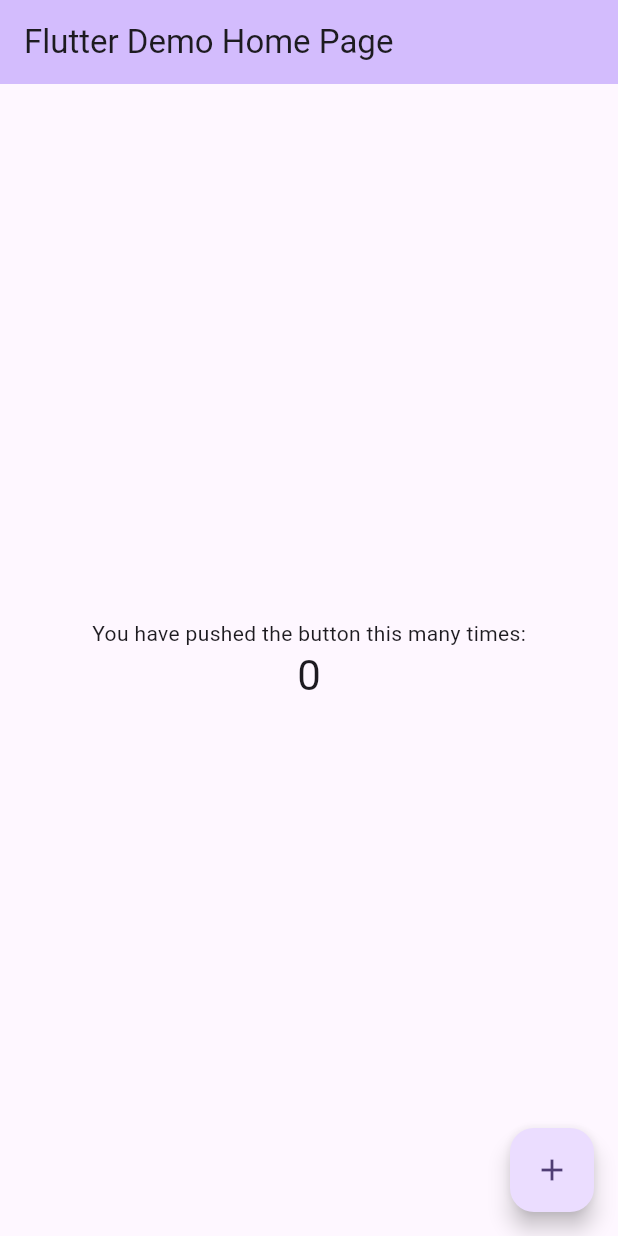
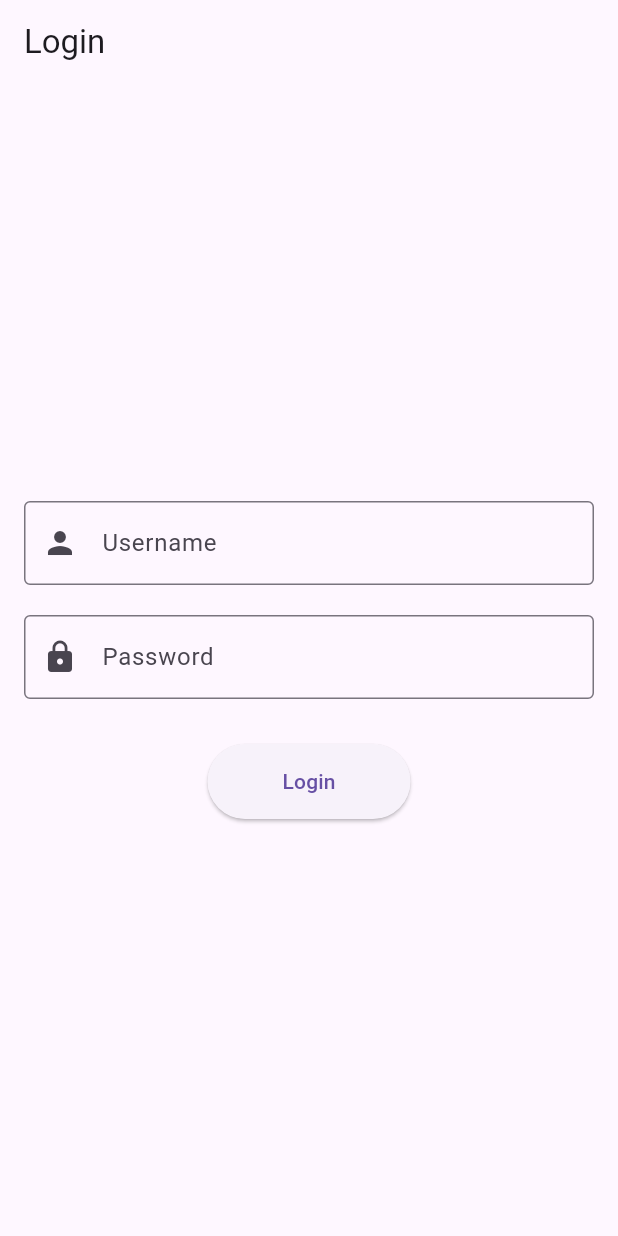
Before and after one commit to Xipher575/final_project, a Flutter app: the screen it shows after launch, on a phone screen of 412 x 824 dp. Run offline on Flutter 3.47's test engine with Material 3 defaults, Android fonts, the phone set to English and light mode, and no system bars.

Commit message:
login page

```diff
--- /dev/null
+++ b/lib/login.dart
@@ -0,0 +1,130 @@
+import 'package:flutter/material.dart';
+
+void main() {
+  runApp(MyApp());
+}
+
+class MyApp extends StatelessWidget {
+  @override
+  Widget build(BuildContext context) {
+    return MaterialApp(
+      title: 'Login Page',
+      theme: ThemeData(
+        primarySwatch: Colors.blue,
+      ),
+      home: LoginPage(),
+    );
+  }
+}
+
+class LoginPage extends StatefulWidget {
+  @override
+  _LoginPageState createState() => _LoginPageState();
+}
+
+class _LoginPageState extends State<LoginPage> {
+  final _usernameController = TextEditingController();
+  final _passwordController = TextEditingController();
+
+  void _login() {
+    String username = _usernameController.text;
+    String password = _passwordController.text;
+
+    // Basic validation
+    if (username.isEmpty || password.isEmpty) {
+      ScaffoldMessenger.of(context).showSnackBar(
+        SnackBar(content: Text('Please enter both username and password')),
+      );
+    } else {
+      // Navigate to HomePage
+      Navigator.push(
+        context,
+        MaterialPageRoute(
+          builder: (context) => HomePage(username: username),
+        ),
+      );
+    }
+  }
+
+  @override
+  Widget build(BuildContext context) {
+    return Scaffold(
+      appBar: AppBar(
+        title: Text('Login'),
+      ),
+      body: Padding(
+        padding: const EdgeInsets.all(16.0),
+        child: Column(
+          mainAxisAlignment: MainAxisAlignment.center,
+          children: [
+            // Username TextField
+            TextField(
+              controller: _usernameController,
+              decoration: InputDecoration(
+                labelText: 'Username',
+                border: OutlineInputBorder(),
+                prefixIcon: Icon(Icons.person),
+              ),
+            ),
+            SizedBox(height: 20),
+
+            // Password TextField
+            TextField(
+              controller: _passwordController,
+              obscureText: true, // Hide password
+              decoration: InputDecoration(
+                labelText: 'Password',
+                border: OutlineInputBorder(),
+                prefixIcon: Icon(Icons.lock),
+              ),
+            ),
+            SizedBox(height: 30),
+
+            // Login Button
+            ElevatedButton(
+              onPressed: _login, // Use the _login method here
+              child: Text('Login'),
+              style: ElevatedButton.styleFrom(
+                padding: EdgeInsets.symmetric(horizontal: 50, vertical: 15),
+              ),
+            ),
+          ],
+        ),
+      ),
+    );
+  }
+}
+
+class HomePage extends StatelessWidget {
+  final String username;
+
+  HomePage({required this.username});
+
+  @override
+  Widget build(BuildContext context) {
+    return Scaffold(
+      appBar: AppBar(
+        title: Text('Home Page'),
+      ),
+      body: Center(
+        child: Column(
+          mainAxisAlignment: MainAxisAlignment.center,
+          children: [
+            Text(
+              'Welcome, $username!',
+              style: TextStyle(fontSize: 24, fontWeight: FontWeight.bold),
+            ),
+            SizedBox(height: 20),
+            ElevatedButton(
+              onPressed: () {
+                // Navigate back to the login page
+                Navigator.pop(context);
+              },
+              child: Text('Logout'),
+            ),
+          ],
+        ),
+      ),
+    );
+  }
+}
--- a/lib/main.dart
+++ b/lib/main.dart
@@ -1,125 +1,34 @@
 import 'package:flutter/material.dart';
 
-void main() {
-  runApp(const MyApp());
-}
+class HomePage extends StatelessWidget {
+  const HomePage({super.key});
 
-class MyApp extends StatelessWidget {
-  const MyApp({super.key});
-
-  // This widget is the root of your application.
   @override
   Widget build(BuildContext context) {
     return MaterialApp(
-      title: 'Flutter Demo',
-      theme: ThemeData(
-        // This is the theme of your application.
-        //
-        // TRY THIS: Try running your application with "flutter run". You'll see
-        // the application has a purple toolbar. Then, without quitting the app,
-        // try changing the seedColor in the colorScheme below to Colors.green
-        // and then invoke "hot reload" (save your changes or press the "hot
-        // reload" button in a Flutter-supported IDE, or press "r" if you used
-        // the command line to start the app).
-        //
-        // Notice that the counter didn't reset back to zero; the application
-        // state is not lost during the reload. To reset the state, use hot
-        // restart instead.
-        //
-        // This works for code too, not just values: Most code changes can be
-        // tested with just a hot reload.
-        colorScheme: ColorScheme.fromSeed(seedColor: Colors.deepPurple),
-        useMaterial3: true,
+      home: Scaffold(
+        appBar: AppBar(
+          backgroundColor: Colors.green,
+          title: const Text('Home Page'),
+        ),
+        body: Container(
+          alignment: Alignment.center,
+          child: MaterialButton(
+              minWidth: MediaQuery.of(context).size.width * 1,
+              onPressed: () {},
+              child: Stack(
+                children: [
+                  const Text(
+                    "login",
+                    style: TextStyle(
+                      color: Colors.white10,
+                      fontSize: 10,
+                    ),
+                  )
+                ],
+              )),
+        ),
       ),
-      home: const MyHomePage(title: 'Flutter Demo Home Page'),
     );
   }
 }
-
-class MyHomePage extends StatefulWidget {
-  const MyHomePage({super.key, required this.title});
-
-  // This widget is the home page of your application. It is stateful, meaning
-  // that it has a State object (defined below) that contains fields that affect
-  // how it looks.
-
-  // This class is the configuration for the state. It holds the values (in this
-  // case the title) provided by the parent (in this case the App widget) and
-  // used by the build method of the State. Fields in a Widget subclass are
-  // always marked "final".
-
-  final String title;
-
-  @override
-  State<MyHomePage> createState() => _MyHomePageState();
-}
-
-class _MyHomePageState extends State<MyHomePage> {
-  int _counter = 0;
-
-  void _incrementCounter() {
-    setState(() {
-      // This call to setState tells the Flutter framework that something has
-      // changed in this State, which causes it to rerun the build method below
-      // so that the display can reflect the updated values. If we changed
-      // _counter without calling setState(), then the build method would not be
-      // called again, and so nothing would appear to happen.
-      _counter++;
-    });
-  }
-
-  @override
-  Widget build(BuildContext context) {
-    // This method is rerun every time setState is called, for instance as done
-    // by the _incrementCounter method above.
-    //
-    // The Flutter framework has been optimized to make rerunning build methods
-    // fast, so that you can just rebuild anything that needs updating rather
-    // than having to individually change instances of widgets.
-    return Scaffold(
-      appBar: AppBar(
-        // TRY THIS: Try changing the color here to a specific color (to
-        // Colors.amber, perhaps?) and trigger a hot reload to see the AppBar
-        // change color while the other colors stay the same.
-        backgroundColor: Theme.of(context).colorScheme.inversePrimary,
-        // Here we take the value from the MyHomePage object that was created by
-        // the App.build method, and use it to set our appbar title.
-        title: Text(widget.title),
-      ),
-      body: Center(
-        // Center is a layout widget. It takes a single child and positions it
-        // in the middle of the parent.
-        child: Column(
-          // Column is also a layout widget. It takes a list of children and
-          // arranges them vertically. By default, it sizes itself to fit its
-          // children horizontally, and tries to be as tall as its parent.
-          //
-          // Column has various properties to control how it sizes itself and
-          // how it positions its children. Here we use mainAxisAlignment to
-          // center the children vertically; the main axis here is the vertical
-          // axis because Columns are vertical (the cross axis would be
-          // horizontal).
-          //
-          // TRY THIS: Invoke "debug painting" (choose the "Toggle Debug Paint"
-          // action in the IDE, or press "p" in the console), to see the
-          // wireframe for each widget.
-          mainAxisAlignment: MainAxisAlignment.center,
-          children: <Widget>[
-            const Text(
-              'You have pushed the button this many times:',
-            ),
-            Text(
-              '$_counter',
-              style: Theme.of(context).textTheme.headlineMedium,
-            ),
-          ],
-        ),
-      ),
-      floatingActionButton: FloatingActionButton(
-        onPressed: _incrementCounter,
-        tooltip: 'Increment',
-        child: const Icon(Icons.add),
-      ), // This trailing comma makes auto-formatting nicer for build methods.
-    );
-  }
-}
```
Also changed, not shown: 1 other file.
